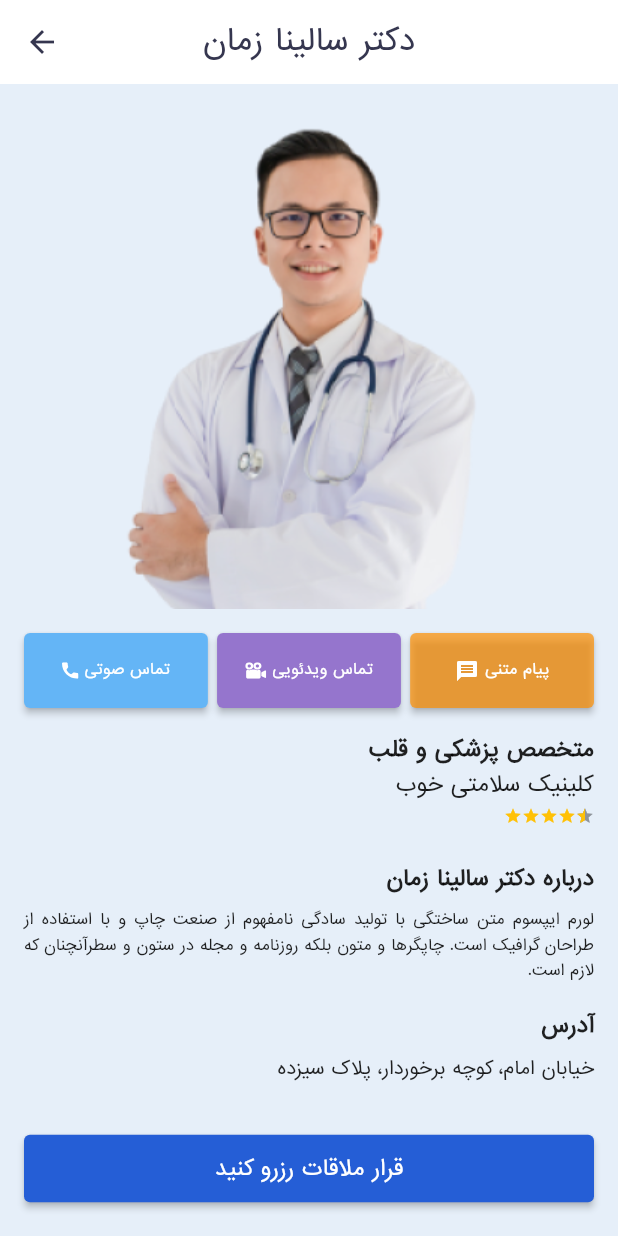
After one commit to Ehsan973/flutter_doctor_reservation_app, a Flutter app: the screen it shows after launch, after a tap on "دکتر سالینا زمان", on a phone screen of 412 x 824 dp. The commit adds this screen. Run offline on Flutter 3.47's test engine with Material 2 defaults, Android fonts, the phone set to English and light mode, and no system bars; drawn by our look-alikes of flutter_rating_bar; our stand-ins replace flutter_svg, google_nav_bar; missing offline and left inert: dart:ffi.

Commit message:
Add Doctor profile screen

```diff
--- a/lib/data/model/doctor.dart
+++ b/lib/data/model/doctor.dart
@@ -4,9 +4,20 @@ class Doctor {
   String address;
   String office_type;
   String image_name;
+  String big_preview_image_name;
+  String about;
   int views;
   double stars;
 
-  Doctor(this.name, this.special, this.address, this.office_type,
-      this.image_name, this.views, this.stars);
+  Doctor(
+    this.name,
+    this.special,
+    this.address,
+    this.office_type,
+    this.image_name,
+    this.big_preview_image_name,
+    this.about,
+    this.views,
+    this.stars,
+  );
 }
--- a/lib/main.dart
+++ b/lib/main.dart
@@ -1,3 +1,4 @@
+import 'package:doctor_appointment_app/screens/doctor_profile_screen.dart';
 import 'package:doctor_appointment_app/screens/home_screen.dart';
 import 'package:flutter/material.dart';
 
--- /dev/null
+++ b/lib/screens/doctor_profile_screen.dart
@@ -0,0 +1,221 @@
+import 'package:doctor_appointment_app/constants.dart';
+import 'package:doctor_appointment_app/data/model/doctor.dart';
+import 'package:flutter/material.dart';
+import 'package:flutter_rating_bar/flutter_rating_bar.dart';
+import 'package:flutter_svg/flutter_svg.dart';
+
+class DoctorProfileScreen extends StatefulWidget {
+  DoctorProfileScreen({super.key, required Doctor this.doctor1});
+
+  Doctor doctor1;
+
+  @override
+  State<DoctorProfileScreen> createState() => _DoctorProfileScreenState();
+}
+
+class _DoctorProfileScreenState extends State<DoctorProfileScreen> {
+  Doctor? doctor;
+
+  @override
+  void initState() {
+    // TODO: implement initState
+    super.initState();
+    this.doctor = widget.doctor1;
+  }
+
+  @override
+  Widget build(BuildContext context) {
+    return Scaffold(
+      appBar: AppBar(
+        elevation: 0,
+        centerTitle: true,
+        backgroundColor: Colors.white,
+        iconTheme: IconThemeData(color: textColor),
+        title: Text(
+          '${doctor!.name}',
+          style: TextStyle(color: textColor),
+        ),
+      ),
+      backgroundColor: backgroundColor,
+      body: SafeArea(
+        child: SingleChildScrollView(
+          padding: EdgeInsets.symmetric(horizontal: 16),
+          child: Column(
+            crossAxisAlignment: CrossAxisAlignment.end,
+            children: [
+              Row(
+                mainAxisAlignment: MainAxisAlignment.center,
+                children: [
+                  Image.asset(
+                      'assets/images/${doctor!.big_preview_image_name}'),
+                ],
+              ),
+              SizedBox(
+                height: 16,
+              ),
+              _getButtonsRow(),
+              SizedBox(
+                height: 16,
+              ),
+              Text(
+                '${doctor!.special}',
+                style: TextStyle(fontWeight: FontWeight.bold),
+              ),
+              Text('${doctor!.office_type}'),
+              SizedBox(
+                height: 4,
+              ),
+              RatingBar.builder(
+                initialRating: doctor!.stars,
+                allowHalfRating: true,
+                textDirection: TextDirection.rtl,
+                ignoreGestures: true,
+                itemCount: 5,
+                itemSize: 12,
+                itemBuilder: (context, _) => Icon(
+                  Icons.star,
+                  color: Colors.amber,
+                ),
+                onRatingUpdate: (rating) {
+                  print('rating');
+                },
+              ),
+              SizedBox(height: 24),
+              Text(
+                'درباره ${doctor!.name}',
+                style: TextStyle(fontWeight: FontWeight.bold),
+              ),
+              SizedBox(
+                height: 8,
+              ),
+              Text(
+                '${doctor!.about}',
+                style: TextStyle(
+                  fontSize: 10,
+                ),
+                textDirection: TextDirection.rtl,
+                textAlign: TextAlign.justify,
+              ),
+              SizedBox(height: 16),
+              Text(
+                'آدرس',
+                style: TextStyle(fontWeight: FontWeight.bold),
+              ),
+              SizedBox(height: 8),
+              Text(
+                '${doctor!.address}',
+                style: TextStyle(fontSize: 12),
+                textDirection: TextDirection.rtl,
+                textAlign: TextAlign.justify,
+              ),
+              Padding(
+                padding: EdgeInsets.symmetric(vertical: 32),
+                child: ElevatedButton(
+                  style: ElevatedButton.styleFrom(
+                      backgroundColor: primaryColor,
+                      minimumSize: Size(double.infinity, 45)),
+                  onPressed: () {},
+                  child: Text('قرار ملاقات رزرو کنید'),
+                ),
+              )
+            ],
+          ),
+        ),
+      ),
+    );
+  }
+
+  Widget _getButtonsRow() {
+    return Row(
+      mainAxisAlignment: MainAxisAlignment.spaceAround,
+      children: [
+        Expanded(
+          flex: 20,
+          child: ElevatedButton(
+            onPressed: () {},
+            style: ElevatedButton.styleFrom(
+                minimumSize: Size(100, 50),
+                backgroundColor: Colors.blue[300],
+                padding: EdgeInsets.all(0)),
+            child: Row(
+              mainAxisAlignment: MainAxisAlignment.center,
+              children: [
+                SvgPicture.asset('assets/icons/Call.svg'),
+                SizedBox(
+                  width: 4,
+                ),
+                Text(
+                  'تماس صوتی',
+                  style: TextStyle(
+                    fontSize: 10,
+                  ),
+                ),
+              ],
+            ),
+          ),
+        ),
+        Spacer(
+          flex: 1,
+        ),
+        Expanded(
+          flex: 20,
+          child: ElevatedButton(
+            onPressed: () {},
+            style: ElevatedButton.styleFrom(
+                minimumSize: Size(100, 50),
+                backgroundColor: Colors.deepPurple[300],
+                padding: EdgeInsets.all(0)),
+            child: Row(
+              mainAxisAlignment: MainAxisAlignment.center,
+              children: [
+                SvgPicture.asset(
+                  'assets/icons/Video.svg',
+                ),
+                SizedBox(
+                  width: 4,
+                ),
+                Text(
+                  'تماس ویدئویی',
+                  style: TextStyle(
+                    fontSize: 10,
+                  ),
+                ),
+              ],
+            ),
+          ),
+        ),
+        Spacer(
+          flex: 1,
+        ),
+        Expanded(
+          flex: 20,
+          child: ElevatedButton(
+            onPressed: () {},
+            style: ElevatedButton.styleFrom(
+                minimumSize: Size(100, 50),
+                backgroundColor: Colors.amber[800]!.withOpacity(0.7),
+                padding: EdgeInsets.all(0)),
+            child: Row(
+              mainAxisAlignment: MainAxisAlignment.center,
+              children: [
+                Icon(
+                  Icons.message,
+                  size: 16,
+                ),
+                SizedBox(
+                  width: 4,
+                ),
+                Text(
+                  'پیام متنی',
+                  style: TextStyle(
+                    fontSize: 10,
+                  ),
+                ),
+              ],
+            ),
+          ),
+        ),
+      ],
+    );
+  }
+}
--- a/lib/screens/home_screen.dart
+++ b/lib/screens/home_screen.dart
@@ -3,6 +3,7 @@ import 'dart:ffi';
 import 'package:doctor_appointment_app/constants.dart';
 import 'package:doctor_appointment_app/data/model/category.dart';
 import 'package:doctor_appointment_app/data/model/doctor.dart';
+import 'package:doctor_appointment_app/screens/doctor_profile_screen.dart';
 import 'package:flutter/foundation.dart';
 import 'package:flutter/material.dart';
 import 'package:flutter/services.dart';
@@ -36,6 +37,8 @@ class _HomeScreenState extends State<HomeScreen> {
         'خیابان امام، کوچه برخوردار، پلاک سیزده',
         'کلینیک سلامتی خوب',
         'Salina_Zaman.png',
+        'Salina_Zaman.png',
+        'لورم ایپسوم متن ساختگی با تولید سادگی نامفهوم از صنعت چاپ و با استفاده از طراحان گرافیک است. چاپگرها و متون بلکه روزنامه و مجله در ستون و سطرآنچنان که لازم است. ',
         2501,
         4.2,
       ),
@@ -47,6 +50,8 @@ class _HomeScreenState extends State<HomeScreen> {
         'خیابان امام، کوچه برخوردار، پلاک سیزده',
         'کلینیک سلامتی خوب',
         'Salina_Zaman.png',
+        'Salina_Zaman.png',
+        'لورم ایپسوم متن ساختگی با تولید سادگی نامفهوم از صنعت چاپ و با استفاده از طراحان گرافیک است. چاپگرها و متون بلکه روزنامه و مجله در ستون و سطرآنچنان که لازم است. ',
         2501,
         4.2,
       ),
@@ -58,7 +63,22 @@ class _HomeScreenState extends State<HomeScreen> {
         'خیابان امام، کوچه برخوردار، پلاک سیزده',
         'کلینیک سلامتی خوب',
         'Salina_Zaman.png',
+        'Salina_Zaman.png',
+        'لورم ایپسوم متن ساختگی با تولید سادگی نامفهوم از صنعت چاپ و با استفاده از طراحان گرافیک است. چاپگرها و متون بلکه روزنامه و مجله در ستون و سطرآنچنان که لازم است. ',
         2501,
+        4.2,
+      ),
+    );
+    doctor_list.add(
+      Doctor(
+        'دکتر سرنا گومز',
+        'متخصص پزشکی',
+        'خیابان امام، کوچه برخوردار، پلاک سیزده',
+        'کلینیک سلامتی خوب',
+        'Serena_Gome.png',
+        'doctor_big_preview.png',
+        'لورم ایپسوم متن ساختگی با تولید سادگی نامفهوم از صنعت چاپ و با استفاده از طراحان گرافیک است. چاپگرها و متون بلکه روزنامه و مجله در ستون و سطرآنچنان که لازم است. ',
+        2051,
         4.2,
       ),
     );
@@ -321,7 +341,16 @@ class _HomeScreenState extends State<HomeScreen> {
   }
 
   Widget _getAvailableDoctorCard(Doctor doctor, int index) {
-    return Container(
+    return GestureDetector(
+      onTap: () {
+        Navigator.push(
+          context,
+          MaterialPageRoute(
+            builder: (context) => DoctorProfileScreen(doctor1: doctor),
+          ),
+        );
+      },
+      child: Container(
         height: double.infinity,
         margin: EdgeInsets.only(
           left: index == doctor_list.length - 1 ? 16 : 8,
@@ -370,6 +399,7 @@ class _HomeScreenState extends State<HomeScreen> {
                   Expanded(
                     child: RatingBar.builder(
                         initialRating: doctor.stars,
+                        textDirection: TextDirection.rtl,
                         allowHalfRating: true,
                         ignoreGestures: true,
                         itemCount: 5,
@@ -417,6 +447,7 @@ class _HomeScreenState extends State<HomeScreen> {
             ),
           ],
         ),
+      ),
     );
   }
 
```
Also changed, not shown: assets/images/Asma_Khan.png (added), assets/images/Dr. Kiran Shakia.png (added), assets/images/Johir_Raihan.png (added), assets/images/Kiran_Shakia.png (added), assets/images/Masuda_Khan.png (added), assets/images/Serena_Gome.png (added), assets/images/doctor_big_preview.png (added), assets/images/search_doc_1.png (added), assets/images/search_doc_2.png (added), assets/images/search_doc_3.png (added), assets/images/search_doc_4.png (added), assets/images/user_pic.png (added). Lines whose indentation alone changed are shown as unchanged.
